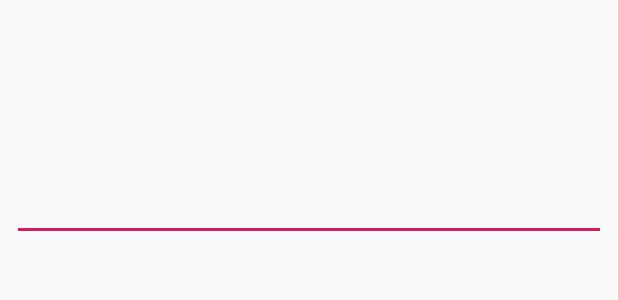
After one commit to IvanShamsiev/AccountsCeeper, an Android app: the layout activity_pass.xml on its own in the app's theme, with its tools: preview values and no code run, on a phone screen of 412 x 824 dp. The commit adds this screen. Shown: the top 300 px of the screen. Run offline under Robolectric (Android 15) with nearby library versions, the phone set to English and light mode, and no system bars.

Commit message:
Just commit

```diff
--- /dev/null
+++ b/app/src/main/res/layout/activity_pass.xml
@@ -0,0 +1,26 @@
+<?xml version="1.0" encoding="utf-8"?>
+<android.support.constraint.ConstraintLayout
+    xmlns:android="http://schemas.android.com/apk/res/android"
+    xmlns:app="http://schemas.android.com/apk/res-auto"
+    xmlns:tools="http://schemas.android.com/tools"
+    android:layout_width="match_parent"
+    android:layout_height="match_parent"
+    tools:context=".PassActivity">
+
+    <EditText
+        android:id="@+id/editPass"
+        android:layout_width="0dp"
+        android:layout_height="wrap_content"
+        android:layout_marginStart="8dp"
+        android:layout_marginTop="80dp"
+        android:layout_marginEnd="8dp"
+        android:ems="20"
+        android:includeFontPadding="true"
+        android:inputType="numberPassword"
+        android:textAlignment="center"
+        android:textSize="20pt"
+        app:layout_constraintEnd_toEndOf="parent"
+        app:layout_constraintHorizontal_bias="0.503"
+        app:layout_constraintStart_toStartOf="parent"
+        app:layout_constraintTop_toTopOf="parent" />
+</android.support.constraint.ConstraintLayout>
--- a/app/src/main/res/layout/info_item.xml
+++ b/app/src/main/res/layout/info_item.xml
@@ -45,7 +45,7 @@
         android:layout_width="wrap_content"
         android:layout_height="wrap_content"
         android:layout_gravity="center_vertical"
-        android:onClick="imgClick"
+        android:onClick="viewClick"
         android:paddingEnd="5dp"
         app:srcCompat="@android:drawable/ic_menu_view" />
 
--- a/app/src/main/res/values/strings.xml
+++ b/app/src/main/res/values/strings.xml
@@ -6,5 +6,6 @@
     <string name="information"><u>Информация</u></string>
     <string name="textData"><u>Данные для хранения</u></string>
     <string name="appbar_scrolling_view_behavior" translatable="false">android.support.design.widget.AppBarLayout$ScrollingViewBehavior</string>
-    <string name="title_activity_main2">Main2Activity</string>
+    <string name="title_pass">Введите пароль</string>
+    <string name="space"><u> </u></string>
 </resources>
```
Also changed, not shown: app/src/main/AndroidManifest.xml (+7 -2 lines), app/src/main/java/com/example/ivan/accountsceeper/AccountInfo.java (+3 -6 lines), app/src/main/java/com/example/ivan/accountsceeper/InfoAdapter.java (renamed from app/src/main/java/com/example/ivan/accountsceeper/myAdapter.java, +4 -5 lines), app/src/main/java/com/example/ivan/accountsceeper/MainActivity.java (+5 -16 lines), app/src/main/java/com/example/ivan/accountsceeper/PassActivity.java (added, +41 -0 lines).
